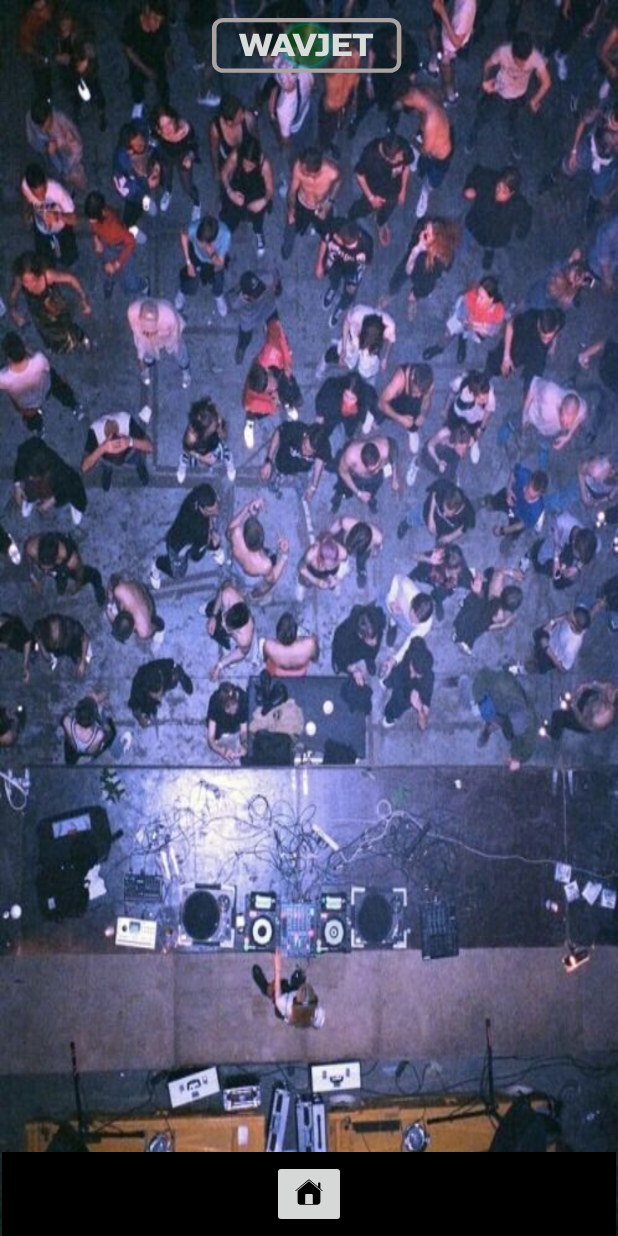
After one commit to daemon31/wavejet_fi, an Android app: the fragment DashFragment shown on its own in the app's theme, on a phone screen of 412 x 824 dp. The commit adds this screen. Run offline under Robolectric (Android 15) with nearby library versions, the phone set to English and light mode, and no system bars; our stand-ins replace data binding; Roboto replaces fonts that are not available here.

Commit message:
paar änderungen

```diff
--- /dev/null
+++ b/app/src/main/java/de/dimitrikrylasov/wavejet/ui/HomeFragment/DashFragment.kt
@@ -0,0 +1,27 @@
+package de.dimitrikrylasov.wavejet.ui.HomeFragment
+
+import android.os.Bundle
+import android.view.LayoutInflater
+import android.view.View
+import android.view.ViewGroup
+import androidx.fragment.app.Fragment
+import androidx.fragment.app.activityViewModels
+import de.dimitrikrylasov.wavejet.MainViewModel
+import de.dimitrikrylasov.wavejet.databinding.DashboardFragmentBinding
+
+class DashFragment : Fragment() {
+
+    private lateinit var binding: DashboardFragmentBinding
+
+    private val viewModel: MainViewModel by activityViewModels()
+
+    override fun onCreateView(
+        inflater: LayoutInflater,
+        container: ViewGroup?,
+        savedInstanceState: Bundle?
+    ): View? {
+        binding = DashboardFragmentBinding.inflate(inflater)
+
+        return binding.root
+    }
+}
--- a/app/src/main/java/de/dimitrikrylasov/wavejet/ui/auth/LoginFragment.kt
+++ b/app/src/main/java/de/dimitrikrylasov/wavejet/ui/auth/LoginFragment.kt
@@ -62,7 +62,7 @@
             viewLifecycleOwner,
             Observer {
                 if (it != null) {
-                    findNavController().navigate(R.id.homeFragment)
+                    findNavController().navigate(R.id.bpmFragment)
                 }
             }
         )
--- a/app/src/main/java/de/dimitrikrylasov/wavejet/ui/auth/RegisterFragment.kt
+++ b/app/src/main/java/de/dimitrikrylasov/wavejet/ui/auth/RegisterFragment.kt
@@ -64,7 +64,7 @@
             viewLifecycleOwner,
             Observer {
                 if (it != null) {
-                    findNavController().navigate(R.id.homeFragment)
+                    findNavController().navigate(R.id.bpmFragment)
                 }
 
             }
--- a/app/src/main/res/layout/activity_main.xml
+++ b/app/src/main/res/layout/activity_main.xml
@@ -14,7 +14,7 @@
 
         <androidx.fragment.app.FragmentContainerView
             android:id="@+id/nav_host_fragment"
-            android:name="de.dimitrikrylasov.wavejet.ui.HomeFragment.HomeFragment"
+            android:name="de.dimitrikrylasov.wavejet.ui.HomeFragment.BpmFragment"
             android:layout_width="0dp"
             android:layout_height="0dp"
             app:layout_constraintBottom_toBottomOf="parent"
--- a/app/src/main/res/layout/dashboard_fragment.xml
+++ b/app/src/main/res/layout/dashboard_fragment.xml
@@ -30,25 +30,25 @@
             android:layout_marginStart="16dp"
             android:layout_marginTop="8dp"
             android:layout_marginEnd="16dp"
+            app:layoutManager="androidx.recyclerview.widget.LinearLayoutManager"
             app:layout_constraintBottom_toTopOf="@+id/bottom_toolbar"
             app:layout_constraintEnd_toEndOf="parent"
             app:layout_constraintHorizontal_bias="0.0"
             app:layout_constraintStart_toStartOf="parent"
-            app:layout_constraintTop_toBottomOf="@+id/imageView"
-            app:layoutManager="androidx.recyclerview.widget.LinearLayoutManager"
+            app:layout_constraintTop_toBottomOf="@+id/logo_inapp"
             app:layout_constraintVertical_bias="0.893"
+            tools:ignore="SpeakableTextPresentCheck"
             tools:listitem="@layout/list_item" />
 
         <ImageView
-            android:id="@+id/imageView"
+            android:id="@+id/logo_inapp"
             android:layout_width="wrap_content"
             android:layout_height="wrap_content"
             android:layout_marginTop="12dp"
             app:layout_constraintEnd_toEndOf="parent"
             app:layout_constraintStart_toStartOf="parent"
             app:layout_constraintTop_toTopOf="parent"
-            app:srcCompat="@drawable/logo1"
-            android:contentDescription="TODO" />
+            app:srcCompat="@drawable/logo1" />
 
         <ImageButton
             android:id="@+id/home_tb_btn"
@@ -58,7 +58,8 @@
             app:layout_constraintEnd_toEndOf="@+id/bottom_toolbar"
             app:layout_constraintStart_toStartOf="@+id/bottom_toolbar"
             app:layout_constraintTop_toTopOf="@+id/bottom_toolbar"
-            app:srcCompat="@drawable/icons8_home_25" />
+            app:srcCompat="@drawable/icons8_home_25"
+            tools:ignore="SpeakableTextPresentCheck,TouchTargetSizeCheck" />
 
     </androidx.constraintlayout.widget.ConstraintLayout>
 </layout>
```
Also changed, not shown: app/src/main/java/de/dimitrikrylasov/wavejet/ui/HomeFragment/BpmFragment.kt (renamed from app/src/main/java/de/dimitrikrylasov/wavejet/ui/HomeFragment/HomeFragment.kt, +15 -4 lines), app/src/main/res/navigation/nav_graph.xml (+11 -3 lines), app/src/main/res/drawable/image_19.png (added), app/src/main/res/layout/fragment_bpm.xml (renamed from app/src/main/res/layout/fragment_home.xml).
